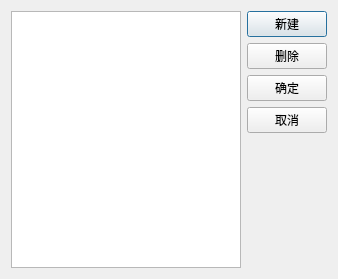
Above: emailgroupsdialog.ui from zhouziqunzzq/qt-address-book before the change. Below: the same form after it.
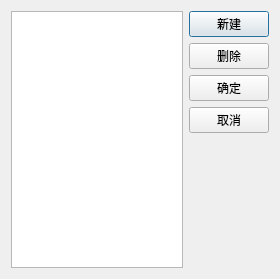
That is the form after the change.

```diff
--- a/emailgroupsdialog.ui
+++ b/emailgroupsdialog.ui
@@ -6,7 +6,7 @@
    <rect>
     <x>0</x>
     <y>0</y>
-    <width>338</width>
+    <width>280</width>
     <height>279</height>
    </rect>
   </property>
```
